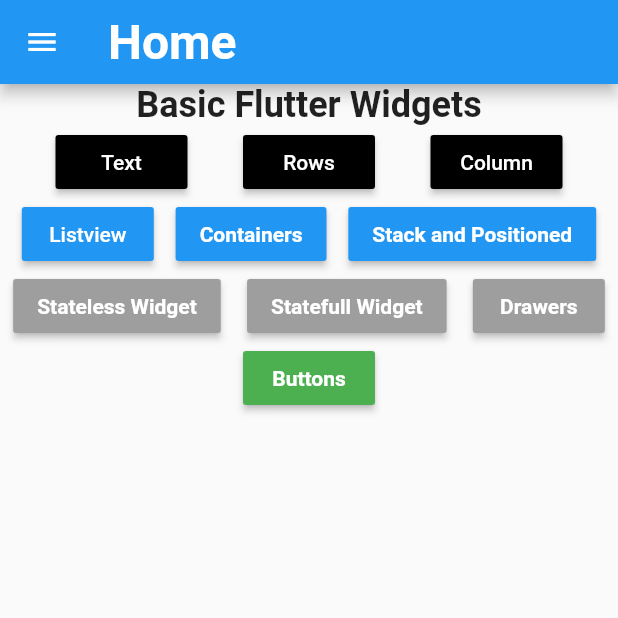
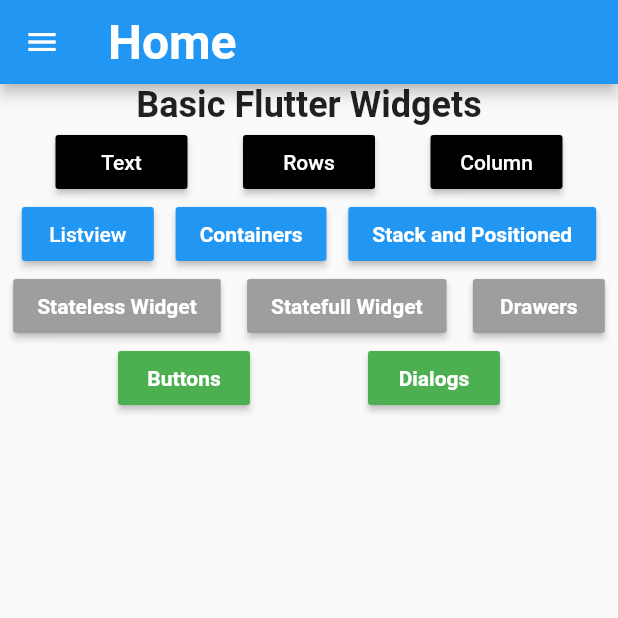
Before and after one commit to qinyanjuidavid/Flutter-All-Round, a Flutter app: the screen it shows after launch, on a phone screen of 412 x 824 dp, the top half of it. Run offline on Flutter 3.47's test engine with Material 2 defaults, Android fonts, the phone set to English and light mode, and no system bars; missing offline and left inert: dart:html.

Commit message:
:boom:  hands on dialogs

```diff
--- a/lib/configs/routes.dart
+++ b/lib/configs/routes.dart
@@ -4,6 +4,7 @@ import 'package:pro1/views/basic_drawer.dart';
 import 'package:pro1/views/buttons_screen.dart';
 import 'package:pro1/views/column_screen.dart';
 import 'package:pro1/views/container_screen.dart';
+import 'package:pro1/views/dialogs.dart';
 import 'package:pro1/views/home.dart';
 import 'package:pro1/views/stacked_and_positioned_screen.dart';
 import 'package:pro1/views/statefull_widget.dart';
@@ -26,4 +27,5 @@ final appRoutes = {
       ),
   "drawer/": (context) => DrawerScreen(),
   "buttons/": (context) => ButtonScreen(),
+  "dialog/": (context) => DialogScreen(),
 };
--- a/lib/views/home.dart
+++ b/lib/views/home.dart
@@ -183,6 +183,19 @@ class _HomeScreenState extends State<HomeScreen> {
                       color: Colors.white,
                     ),
                   ),
+                ),
+                MaterialButton(
+                  onPressed: () {
+                    Navigator.pushNamed(context, "dialog/");
+                  },
+                  color: Colors.green,
+                  child: const Text(
+                    "Dialogs",
+                    style: TextStyle(
+                      fontWeight: FontWeight.bold,
+                      color: Colors.white,
+                    ),
+                  ),
                 )
               ],
             )
```
Also changed, not shown: lib/views/dialogs.dart (added, +83 -0 lines).
